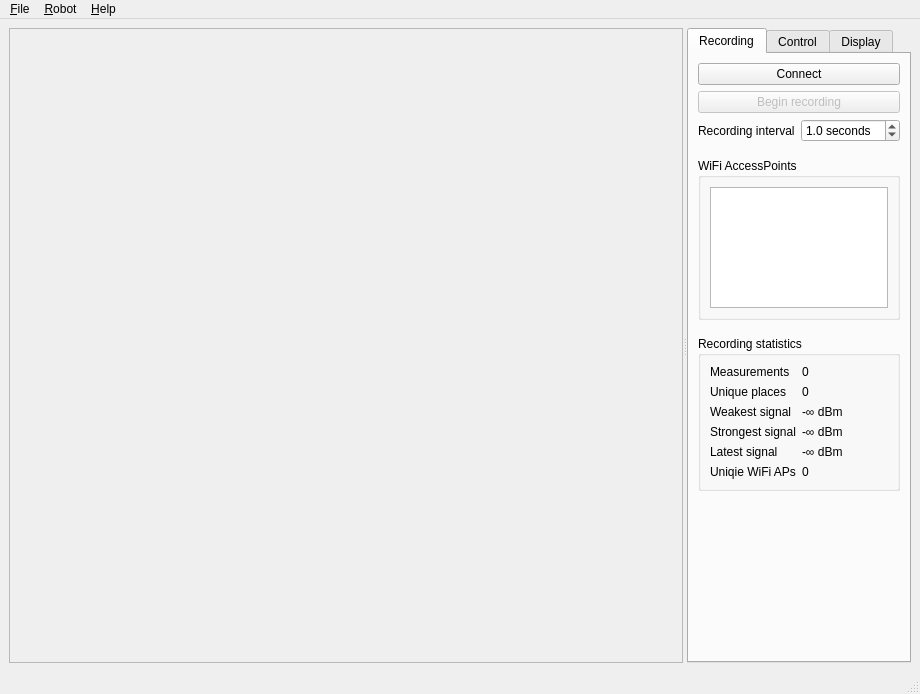
The window that src/valeronoi.ui (ccoors/Valeronoi) describes before a commit, drawn with Qt 5.
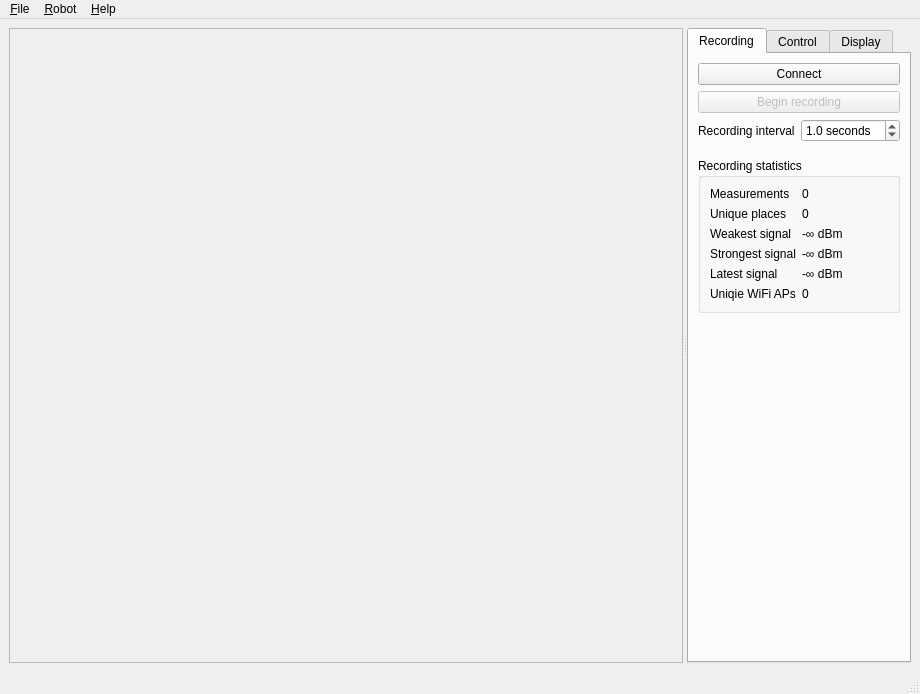
The same window after the commit.

Commit message: fix: do not parse bssid from widget item

Diff of the .ui file:
```diff
--- a/src/valeronoi.ui
+++ b/src/valeronoi.ui
@@ -148,41 +148,6 @@
               </property>
              </spacer>
             </item>
-            <item>
-             <widget class="QGroupBox" name="wifiInfoGroup">
-              <property name="title">
-               <string>WiFi AccessPoints</string>
-              </property>
-              <layout class="QVBoxLayout" name="verticalLayout_9">
-               <item>
-                <widget class="QListWidget" name="wifiList">
-                 <property name="sizeAdjustPolicy">
-                  <enum>QAbstractScrollArea::AdjustToContents</enum>
-                 </property>
-                 <property name="selectionBehavior">
-                  <enum>QAbstractItemView::SelectRows</enum>
-                 </property>
-                </widget>
-               </item>
-              </layout>
-             </widget>
-            </item>
-            <item>
-             <spacer name="verticalSpacer_5">
-              <property name="orientation">
-               <enum>Qt::Vertical</enum>
-              </property>
-              <property name="sizeType">
-               <enum>QSizePolicy::Fixed</enum>
-              </property>
-              <property name="sizeHint" stdset="0">
-               <size>
-                <width>20</width>
-                <height>10</height>
-               </size>
-              </property>
-             </spacer>
-            </item>
             <item>
              <widget class="QGroupBox" name="recordingStatsGroup">
               <property name="title">
@@ -510,6 +475,31 @@
               </item>
              </layout>
             </item>
+            <item>
+             <widget class="QGroupBox" name="wifiInfoGroup">
+              <property name="title">
+               <string>Filter WiFi AccessPoints</string>
+              </property>
+              <property name="checkable">
+               <bool>true</bool>
+              </property>
+              <property name="checked">
+               <bool>false</bool>
+              </property>
+              <layout class="QVBoxLayout" name="verticalLayout_9">
+               <item>
+                <widget class="QListWidget" name="wifiList">
+                 <property name="sizeAdjustPolicy">
+                  <enum>QAbstractScrollArea::AdjustToContents</enum>
+                 </property>
+                 <property name="selectionBehavior">
+                  <enum>QAbstractItemView::SelectRows</enum>
+                 </property>
+                </widget>
+               </item>
+              </layout>
+             </widget>
+            </item>
             <item>
              <widget class="QCheckBox" name="displayRestrictFloor">
               <property name="statusTip">
```
Left out of the diff: 2 changed lines with no effect on the pictures. The commit also changes 2 other files.
